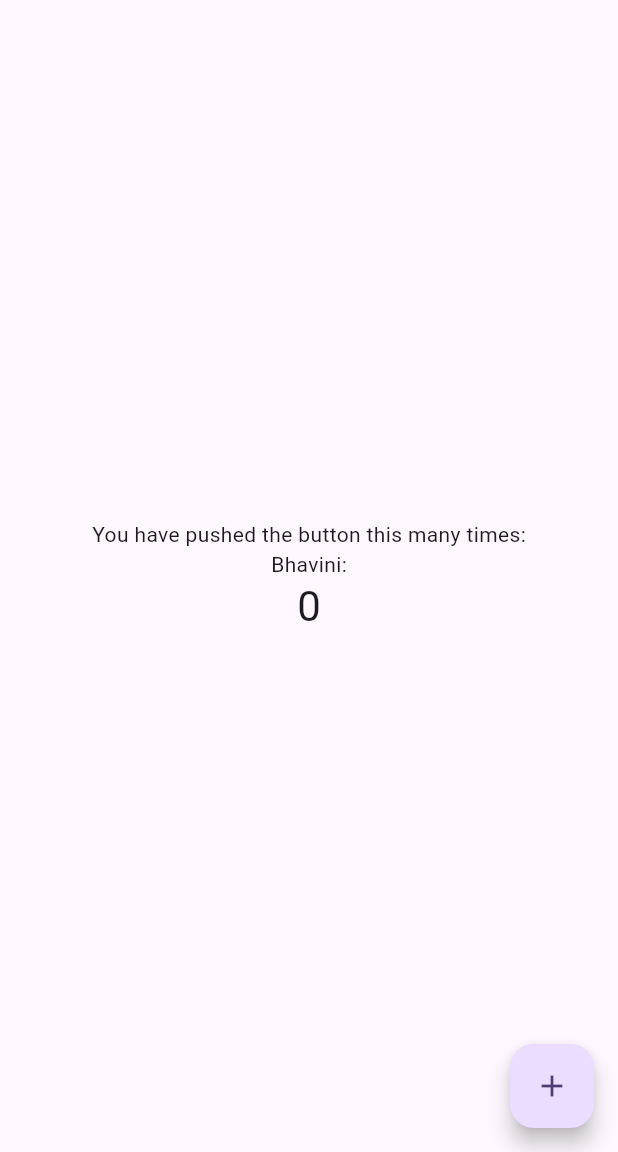
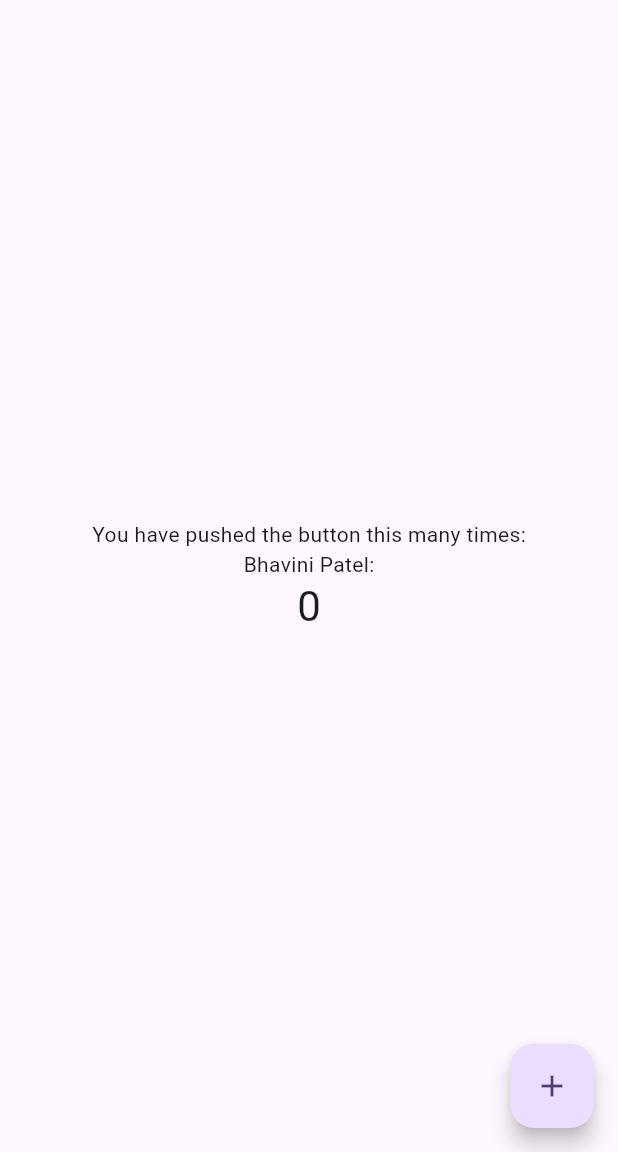
Before and after one commit to Bhavini131/Demo, a Flutter app: the screen it shows after launch, on a phone screen of 412 x 824 dp, the part 84-1236 px from its top. Run offline on Flutter 3.47's test engine with Material 3 defaults, Android fonts, the phone set to English and light mode, and no system bars.

Commit message:
Updated main.dart

```diff
--- a/gitdemo/lib/main.dart
+++ b/gitdemo/lib/main.dart
@@ -109,7 +109,7 @@ class _MyHomePageState extends State<MyHomePage> {
               'You have pushed the button this many times:',
             ),
             const Text(
-              'Bhavini:',
+              'Bhavini Patel:',
             ),
             Text(
               '$_counter',
```
